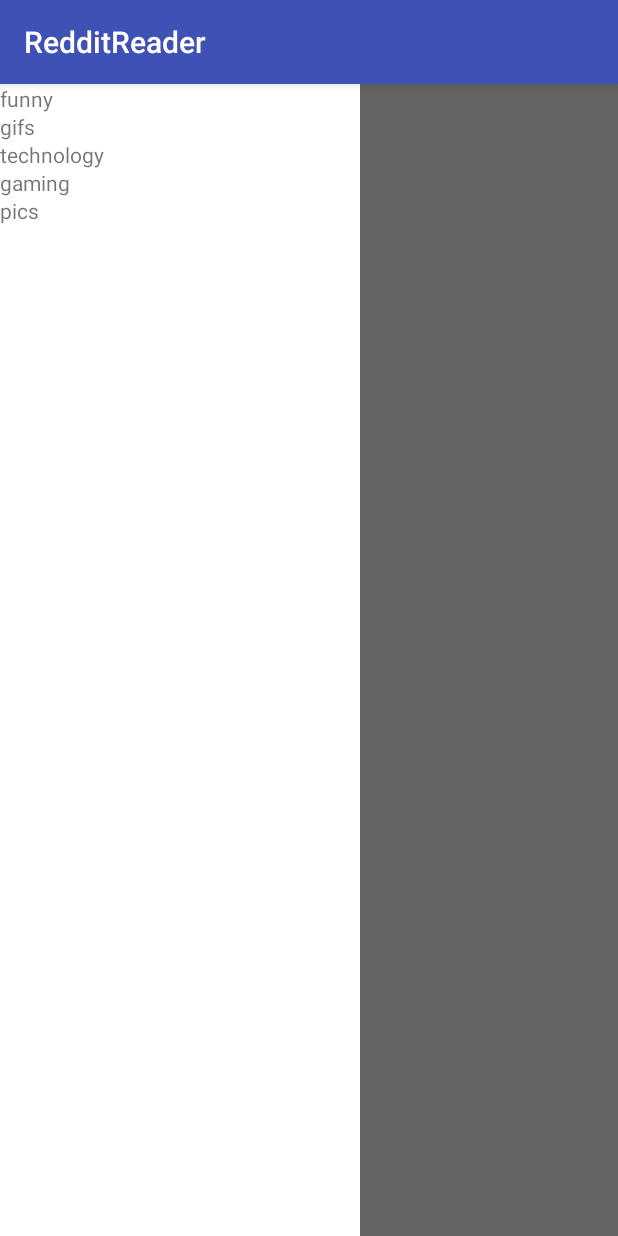
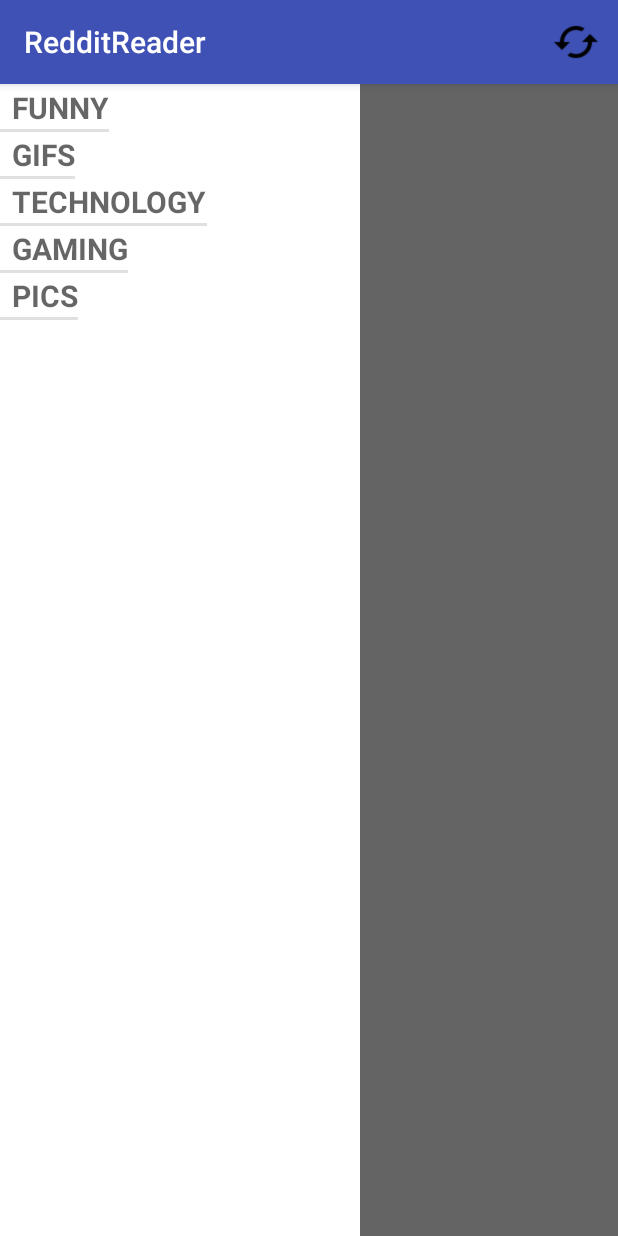
Before and after one commit to Mghkz/redditReader, an Android app: the fragment SubRedditListFragment placed in its activity, with the side drawer open, on a phone screen of 412 x 824 dp. Run offline under Robolectric (Android 15) with nearby library versions, the phone set to English and light mode, and no system bars; our stand-ins replace ButterKnife, Volley.

Commit message:
Refresh button in action bar

```diff
--- a/app/build.gradle
+++ b/app/build.gradle
@@ -31,4 +31,5 @@ dependencies {
     compile 'com.google.code.gson:gson:2.5'
     compile 'com.android.support:recyclerview-v7:23.1.1'
     compile 'com.android.support:cardview-v7:23.1.1'
+    compile 'de.greenrobot:greendao:2.1.0'
 }
--- a/app/src/main/java/hogent/jeroencornelis/redditreader/PostAdapter.java
+++ b/app/src/main/java/hogent/jeroencornelis/redditreader/PostAdapter.java
@@ -48,9 +48,6 @@ public class PostAdapter extends RecyclerView.Adapter<PostAdapter.ViewHolder>{
             ButterKnife.bind(this, itemView);
 
             mListener = listener;
-
-            //authorTextView = (TextView) itemView.findViewById(R.id.contact_name);
-            //imageView = (ImageView) itemView.findViewById(R.id.thumbnail);
 
             //Add listeners
             relativeLayout.setOnClickListener(this);
--- a/app/src/main/java/hogent/jeroencornelis/redditreader/SubRedditListFragment.java
+++ b/app/src/main/java/hogent/jeroencornelis/redditreader/SubRedditListFragment.java
@@ -7,6 +7,9 @@ import android.support.v4.app.Fragment;
 import android.support.v7.widget.LinearLayoutManager;
 import android.support.v7.widget.RecyclerView;
 import android.view.LayoutInflater;
+import android.view.Menu;
+import android.view.MenuInflater;
+import android.view.MenuItem;
 import android.view.View;
 import android.view.ViewGroup;
 import android.widget.TextView;
@@ -35,6 +38,7 @@ public class SubRedditListFragment extends Fragment {
 
     private OnFragmentInteractionListener mListener;
     private Context context;
+    private String rNaam;
     public SubRedditListFragment() {
         // Required empty public constructor
     }
@@ -47,6 +51,7 @@ public class SubRedditListFragment extends Fragment {
     @Override
     public void onCreate(Bundle savedInstanceState) {
         super.onCreate(savedInstanceState);
+        setHasOptionsMenu(true);
     }
 
     @Override
@@ -57,11 +62,12 @@ public class SubRedditListFragment extends Fragment {
         ButterKnife.bind(this, view);
         this.context = container.getContext();
         Bundle args = this.getArguments();
-        if(args != null)
-            doJsonRequest(args.getString("rNaam"));
+        if(args != null) {
+            rNaam = args.getString("rNaam");
+            doJsonRequest(rNaam);
+        }
         return view;
     }
-
 
     @Override
     public void onAttach(Context context) {
@@ -80,23 +86,30 @@ public class SubRedditListFragment extends Fragment {
         mListener = null;
     }
 
-    /**
-     * This interface must be implemented by activities that contain this
-     * fragment to allow an interaction in this fragment to be communicated
-     * to the activity and potentially other fragments contained in that
-     * activity.
-     * <p/>
-     * See the Android Training lesson <a href=
-     * "http://developer.android.com/training/basics/fragments/communicating.html"
-     * >Communicating with Other Fragments</a> for more information.
-     */
-    public interface OnFragmentInteractionListener {
+    //region Action Bar
+    //Loading the action bar
+    @Override
+    public void onCreateOptionsMenu(Menu menu, MenuInflater inflater) {
+        inflater.inflate(R.menu.menu_subreddit,menu);
+        super.onCreateOptionsMenu(menu, inflater);
+    }
+    //Handling on click of an item in the action bar
+    @Override
+    public boolean onOptionsItemSelected(MenuItem item) {
+        // Handle item selection
+        switch (item.getItemId()) {
+            case R.id.refreshBtn:
+                doJsonRequest(rNaam);
+                return true;
+            default:
+                return super.onOptionsItemSelected(item);
+        }
+    }
+    //endregion
 
-        void onFragmentInteraction(Uri uri);
-    }
     public void doJsonRequest(final String rNaam)
     {
-        String url = "https://www.reddit.com/r/" + rNaam + "/new.json";
+        String url = "https://www.reddit.com/r/" + rNaam + "/hot.json";
         JsonObjectRequest jsObjRequest = new JsonObjectRequest(url,null,
                 new Response.Listener<JSONObject>() {
                     @Override
@@ -125,4 +138,19 @@ public class SubRedditListFragment extends Fragment {
         });
         RequestController.getInstance().addToRequestQueue(jsObjRequest);
     }
+
+    /**
+     * This interface must be implemented by activities that contain this
+     * fragment to allow an interaction in this fragment to be communicated
+     * to the activity and potentially other fragments contained in that
+     * activity.
+     * <p/>
+     * See the Android Training lesson <a href=
+     * "http://developer.android.com/training/basics/fragments/communicating.html"
+     * >Communicating with Other Fragments</a> for more information.
+     */
+    public interface OnFragmentInteractionListener {
+
+        void onFragmentInteraction(Uri uri);
+    }
 }
--- a/app/src/main/java/hogent/jeroencornelis/redditreader/network/RedditPostsDeserializer.java
+++ b/app/src/main/java/hogent/jeroencornelis/redditreader/network/RedditPostsDeserializer.java
@@ -28,9 +28,11 @@ public class RedditPostsDeserializer implements JsonDeserializer<Posts> {
             JsonObject jObj = (JsonObject) obj;
             JsonObject jObjData = (JsonObject) jObj.get("data");
             Post p = new Post(
+                    jObjData.get("id").getAsString(),
                     jObjData.get("title").getAsString(),
-                    //jObjData.get("selftext").getAsString(),
+                    jObjData.get("selftext").getAsString(),
                     jObjData.get("author").getAsString(),
+                    jObjData.get("thumbnail").getAsString(),
                     jObjData.get("score").getAsInt(),
                     jObjData.get("num_comments").getAsInt()
             );
--- a/app/src/main/res/layout/activity_main.xml
+++ b/app/src/main/res/layout/activity_main.xml
@@ -11,6 +11,7 @@
         android:id="@+id/content_frame"
         android:layout_width="match_parent"
         android:layout_height="match_parent" />
+
     <!-- The navigation drawer -->
     <LinearLayout
         android:id="@+id/linear_view"
--- a/app/src/main/res/layout/drawer_list_item.xml
+++ b/app/src/main/res/layout/drawer_list_item.xml
@@ -2,4 +2,11 @@
 <TextView xmlns:android="http://schemas.android.com/apk/res/android"
     android:layout_width="wrap_content"
     android:layout_height="match_parent"
+    android:layout_gravity="center_horizontal"
+    android:text="placeholder"
+    android:textStyle="bold"
+    android:textSize="20dp"
+    style="?android:listSeparatorTextViewStyle"
+
+
     />
--- /dev/null
+++ b/app/src/main/res/menu/menu_subreddit.xml
@@ -0,0 +1,14 @@
+<menu xmlns:android="http://schemas.android.com/apk/res/android"
+    xmlns:app="http://schemas.android.com/apk/res-auto"
+    xmlns:tools="http://schemas.android.com/tools"
+    tools:context=".MainActivity">
+
+    <item
+        android:id="@+id/refreshBtn"
+        android:title="@string/refresh_button"
+        android:icon="@drawable/ic_cached_black_24dp"
+        android:orderInCategory="1"
+        app:showAsAction="always"
+        />
+
+</menu>
--- a/app/src/main/res/values/strings.xml
+++ b/app/src/main/res/values/strings.xml
@@ -7,4 +7,6 @@
     <string name="action_settings">Settings</string>
 
     <string name="hello_blank_fragment">Hello blank fragment</string>
+    <string name="refresh_button">refresh button</string>
+    <string name="sortSpinner">new</string>
 </resources>
```
Also changed, not shown: app/src/main/java/hogent/jeroencornelis/redditreader/domain/Post.java (+32 -10 lines), app/src/main/res/drawable/ic_cached_black_24dp.png (added).
